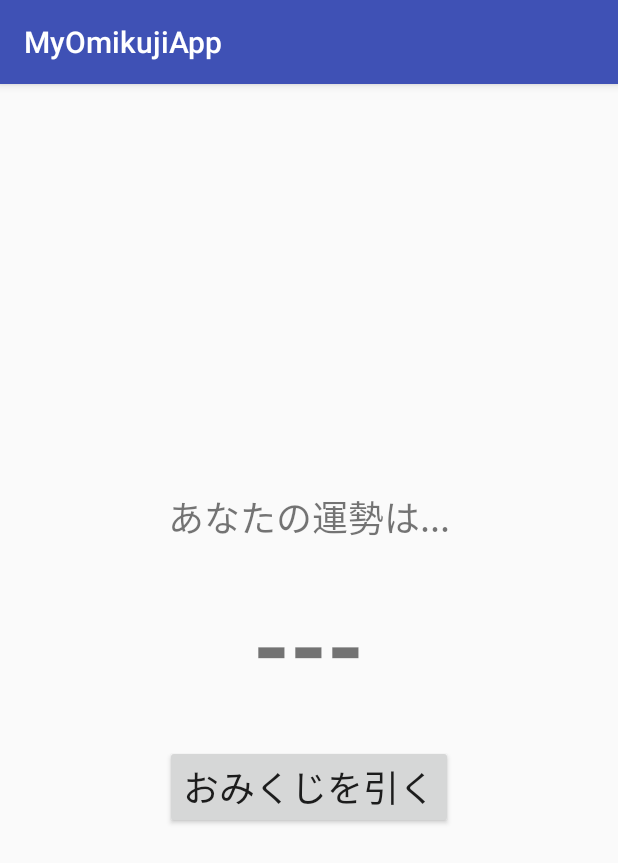
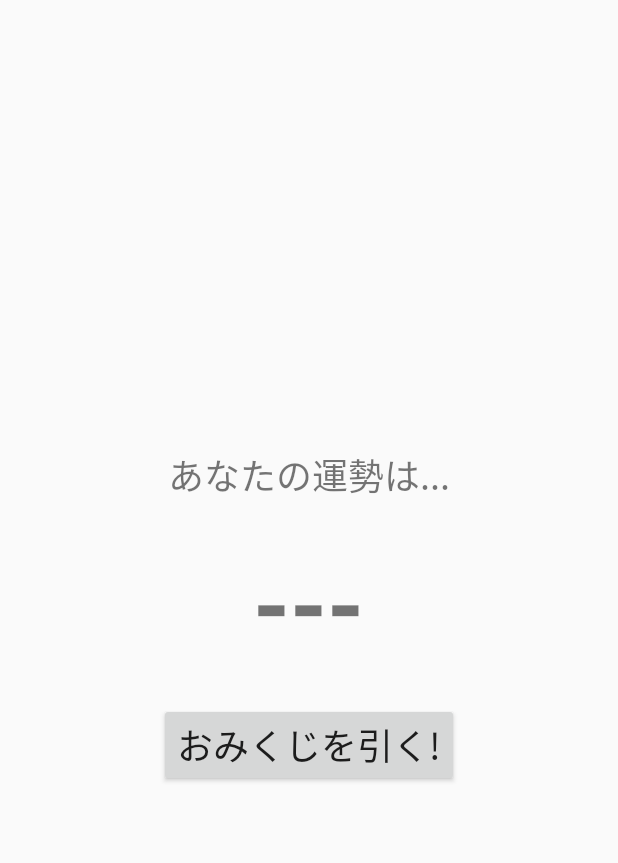
Before and after one commit to rm0426github/MyOmikujiApp, an Android app: the screen it shows after launch (MainActivity), on a phone screen of 412 x 824 dp. Shown: the top 863 px of the screen. Run offline under Robolectric (Android 15) with nearby library versions, the phone set to English and light mode, and no system bars.

Commit message:
文字列をString.xmlに定義

```diff
--- a/app/src/main/res/layout/activity_main.xml
+++ b/app/src/main/res/layout/activity_main.xml
@@ -15,7 +15,7 @@
         android:layout_height="wrap_content"
         android:textSize="24sp"
         android:layout_marginBottom="24dp"
-        android:text="あなたの運勢は..." />
+        android:text="@string/omikuji_label" />
 
     <TextView
         android:id="@+id/myTextView"
@@ -24,12 +24,12 @@
         android:textSize="64sp"
         android:textStyle="bold"
         android:layout_marginBottom="24dp"
-        android:text="---" />
+        android:text="@string/score_label" />
 
     <Button
         android:layout_width="wrap_content"
         android:layout_height="wrap_content"
         android:textSize="24sp"
         android:onClick="getOmikuji"
-        android:text="おみくじを引く" />
+        android:text="@string/button_label" />
 </LinearLayout>
--- a/app/src/main/res/values/strings.xml
+++ b/app/src/main/res/values/strings.xml
@@ -1,3 +1,8 @@
 <resources>
-    <string name="app_name">MyOmikujiApp</string>
+    <string name="app_name">おみくじアプリ</string>
+
+    <string name="omikuji_label">あなたの運勢は...</string>
+    <string name="score_label">---</string>
+    <string name="button_label">おみくじを引く!</string>
+
 </resources>
--- a/app/src/main/res/values/styles.xml
+++ b/app/src/main/res/values/styles.xml
@@ -1,7 +1,7 @@
 <resources>
 
     <!-- Base application theme. -->
-    <style name="AppTheme" parent="Theme.AppCompat.Light.DarkActionBar">
+    <style name="AppTheme" parent="Theme.AppCompat.Light.NoActionBar">
         <!-- Customize your theme here. -->
         <item name="colorPrimary">@color/colorPrimary</item>
         <item name="colorPrimaryDark">@color/colorPrimaryDark</item>
```
